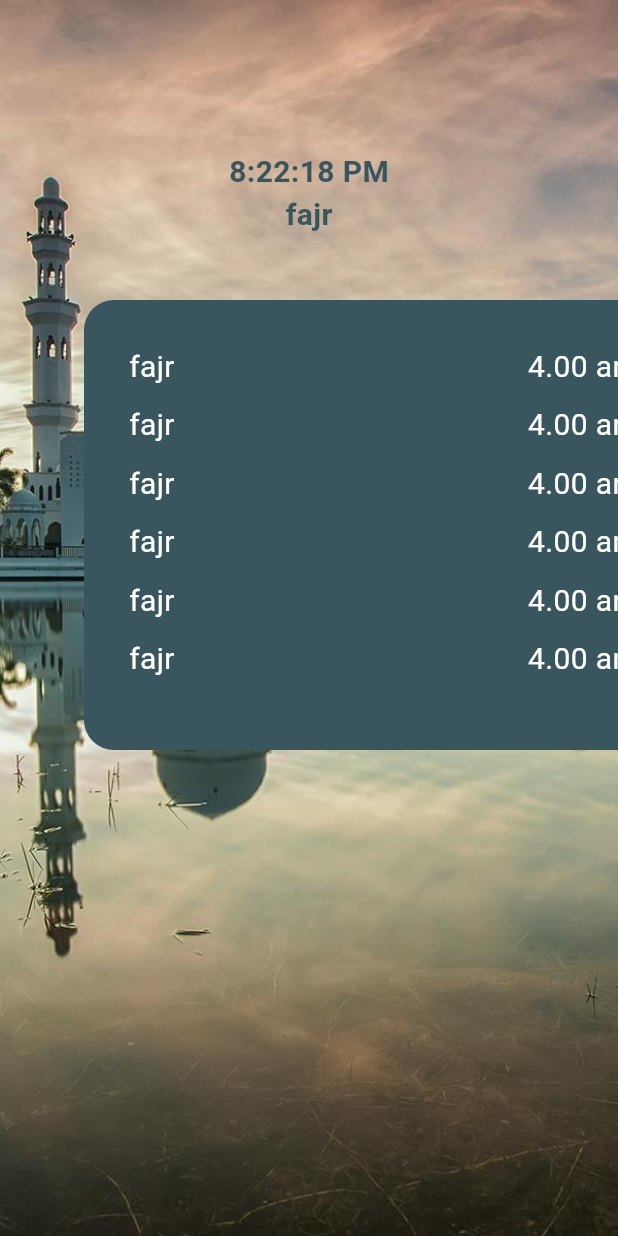
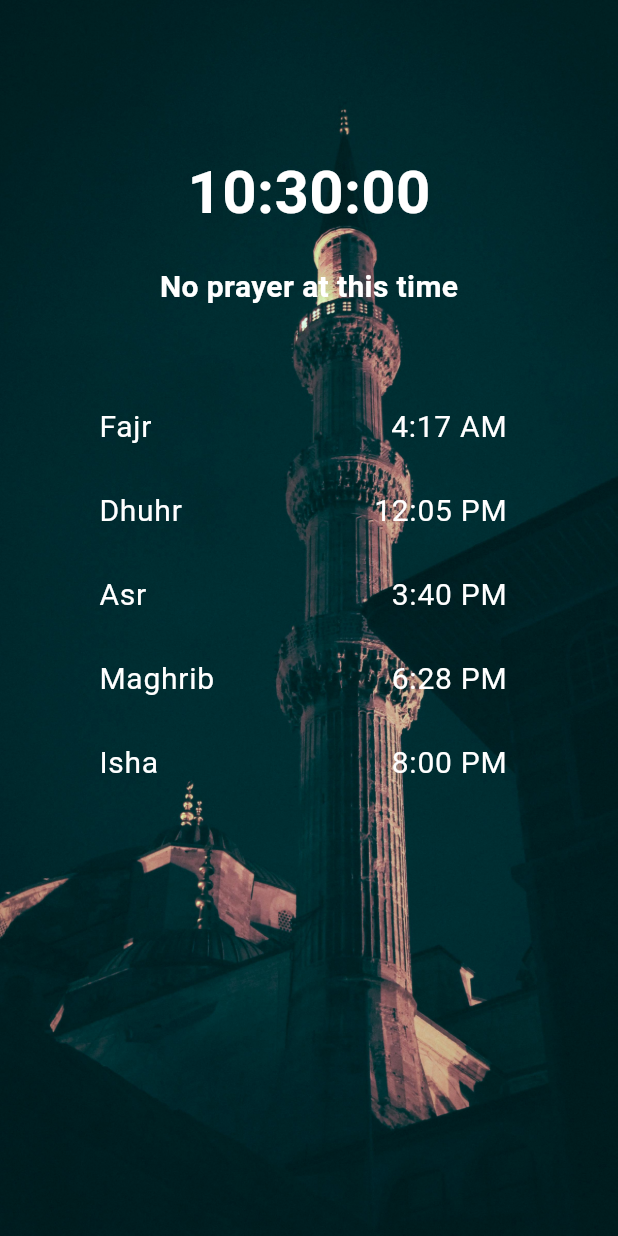
Before and after one commit to Riyam224/prayer_time_flutter, a Flutter app: the screen it shows after launch, on a phone screen of 412 x 824 dp. Run offline on Flutter 3.47's test engine with Material 3 defaults, Android fonts, the phone set to English and light mode, and no system bars.

Commit message:
complete task

```diff
--- a/lib/main.dart
+++ b/lib/main.dart
@@ -1,6 +1,7 @@
+// ignore_for_file: prefer_const_constructors
+
 import 'package:flutter/material.dart';
 import 'package:task8/views/home_view.dart';
-import 'package:task8/views/prayer_view.dart';
 
 void main() {
   runApp(const PrayerTime());
@@ -11,7 +12,7 @@ class PrayerTime extends StatelessWidget {
 
   @override
   Widget build(BuildContext context) {
-    return const MaterialApp(
+    return MaterialApp(
       debugShowCheckedModeBanner: false,
       home: HomeView(),
     );
--- a/lib/views/home_view.dart
+++ b/lib/views/home_view.dart
@@ -1,208 +1,127 @@
-// ignore_for_file: sized_box_for_whitespace, avoid_unnecessary_containers, prefer_const_constructors, sort_child_properties_last, prefer_const_literals_to_create_immutables
+// ignore_for_file: prefer_const_constructors, prefer_const_literals_to_create_immutables, sized_box_for_whitespace
 
 import 'package:flutter/material.dart';
 import 'package:flutter/widgets.dart';
 
 class HomeView extends StatelessWidget {
-  const HomeView({super.key});
+  // todo
+  final List<Map<String, String>> prayerTimes = [
+    {'name': 'Fajr', 'time': '4:17 AM'},
+    {'name': 'Dhuhr', 'time': '12:05 PM'},
+    {'name': 'Asr', 'time': '3:40 PM'},
+    {'name': 'Maghrib', 'time': '6:28 PM'},
+    {'name': 'Isha', 'time': '8:00 PM'},
+  ];
+  final String currentPrayer;
+  final String currentTime = DateTime.now().toString().substring(11, 19);
+
+  HomeView({
+    Key? key,
+  })  : currentPrayer = _getCurrentPrayer(),
+        super(key: key);
+
+  static String _getCurrentPrayer() {
+    final DateTime now = DateTime.now();
+    if (_isSameTime(now, TimeOfDay(hour: 5, minute: 0))) {
+      return 'Fajr';
+    } else if (_isSameTime(now, TimeOfDay(hour: 12, minute: 0))) {
+      return 'Dhuhr';
+    } else if (_isSameTime(now, TimeOfDay(hour: 15, minute: 0))) {
+      return 'Asr';
+    } else if (_isSameTime(now, TimeOfDay(hour: 18, minute: 0))) {
+      return 'Maghrib';
+    } else if (_isSameTime(now, TimeOfDay(hour: 20, minute: 0))) {
+      return 'Isha';
+    } else {
+      return 'No prayer at this time';
+    }
+  }
+
+  static bool _isSameTime(DateTime dateTime, TimeOfDay timeOfDay) {
+    return dateTime.hour == timeOfDay.hour &&
+        dateTime.minute == timeOfDay.minute;
+  }
 
   @override
   Widget build(BuildContext context) {
     return Scaffold(
       body: Container(
-      width: double.infinity,
-      height: double.infinity,
-      child: Stack(
-        children: [
-          Container(
-            width: double.infinity,
-            height: double.infinity,
-            child: Image.asset(
-              'assets/images/pexels-zukiman-mohamad-394355.jpg',
+        decoration: BoxDecoration(
+          image: DecorationImage(
+            image: AssetImage(
+              'assets/images/pexels-francesco-ungaro-2325271.jpg',
+            ),
             fit: BoxFit.cover,
           ),
         ),
-          // todo
-          Positioned(
-            top: 100,
-            left: 150,
-            right: 150,
         child: Container(
+          width: double.infinity,
+          height: double.infinity,
+          child: Padding(
+            padding: const EdgeInsets.only(
+              left: 50.0,
+              right: 50.0,
+            ),
             child: Column(
               children: [
+                SizedBox(
+                  height: 100,
+                ),
                 Text(
-                  '8:22:18 PM',
+                  currentTime,
                   style: TextStyle(
-                    color: Color(0xff39565e),
+                    color: Colors.white,
+                    fontSize: 40,
+                    fontWeight: FontWeight.bold,
+                  ),
+                ),
+                SizedBox(
+                  height: 20,
+                ),
+                Text(
+                  currentPrayer,
+                  style: TextStyle(
+                    color: Colors.white,
                     fontSize: 20,
                     fontWeight: FontWeight.bold,
                   ),
                 ),
-                Text(
-                  'fajr',
-                  style: TextStyle(
-                    color: Color(0xff39565e),
-                    fontSize: 20,
-                    fontWeight: FontWeight.bold,
+                SizedBox(
+                  height: 50,
                 ),
-                ),
-              ],
-            )),
-          ),
-          Positioned(
-              top: 200,
-              left: 56,
-              child: Center(
-                child: Container(
-                  height: 300,
-                  width: 400,
-                  child: Padding(
-                    padding: const EdgeInsets.all(30),
-                    child: Column(
-                      children: [
-                        Row(
+                Expanded(
+                  child: ListView.builder(
+                    shrinkWrap: true,
+                    itemCount: prayerTimes.length,
+                    itemBuilder: (BuildContext context, int index) {
+                      return ListTile(
+                          title: Row(
                         mainAxisAlignment: MainAxisAlignment.spaceBetween,
                         children: [
                           Text(
-                              'fajr',
+                            '${prayerTimes[index]['name']} ',
                             style: TextStyle(
                               color: Colors.white,
                               fontSize: 20,
                             ),
                           ),
                           Text(
-                              '4.00 am',
+                            ' ${prayerTimes[index]['time']}',
                             style: TextStyle(
                               color: Colors.white,
                               fontSize: 20,
                             ),
-                            ),
+                          )
                         ],
-                        ),
-                        SizedBox(
-                          height: 10,
-                        ),
-                        Row(
-                          mainAxisAlignment: MainAxisAlignment.spaceBetween,
-                          children: [
-                            Text(
-                              'fajr',
-                              style: TextStyle(
-                                color: Colors.white,
-                                fontSize: 20,
-                              ),
-                            ),
-                            Text(
-                              '4.00 am',
-                              style: TextStyle(
-                                color: Colors.white,
-                                fontSize: 20,
+                      ));
+                    },
                   ),
                 ),
               ],
             ),
-                        SizedBox(
-                          height: 10,
-                        ),
-                        Row(
-                          mainAxisAlignment: MainAxisAlignment.spaceBetween,
-                          children: [
-                            Text(
-                              'fajr',
-                              style: TextStyle(
-                                color: Colors.white,
-                                fontSize: 20,
           ),
         ),
-                            Text(
-                              '4.00 am',
-                              style: TextStyle(
-                                color: Colors.white,
-                                fontSize: 20,
       ),
-                            ),
-                          ],
-                        ),
-                        SizedBox(
-                          height: 10,
-                        ),
-                        Row(
-                          mainAxisAlignment: MainAxisAlignment.spaceBetween,
-                          children: [
-                            Text(
-                              'fajr',
-                              style: TextStyle(
-                                color: Colors.white,
-                                fontSize: 20,
-                              ),
-                            ),
-                            Text(
-                              '4.00 am',
-                              style: TextStyle(
-                                color: Colors.white,
-                                fontSize: 20,
-                              ),
-                            ),
-                          ],
-                        ),
-                        SizedBox(
-                          height: 10,
-                        ),
-                        Row(
-                          mainAxisAlignment: MainAxisAlignment.spaceBetween,
-                          children: [
-                            Text(
-                              'fajr',
-                              style: TextStyle(
-                                color: Colors.white,
-                                fontSize: 20,
-                              ),
-                            ),
-                            Text(
-                              '4.00 am',
-                              style: TextStyle(
-                                color: Colors.white,
-                                fontSize: 20,
-                              ),
-                            ),
-                          ],
-                        ),
-                        SizedBox(
-                          height: 10,
-                        ),
-                        Row(
-                          mainAxisAlignment: MainAxisAlignment.spaceBetween,
-                          children: [
-                            Text(
-                              'fajr',
-                              style: TextStyle(
-                                color: Colors.white,
-                                fontSize: 20,
-                              ),
-                            ),
-                            Text(
-                              '4.00 am',
-                              style: TextStyle(
-                                color: Colors.white,
-                                fontSize: 20,
-                              ),
-                            ),
-                          ],
-                        ),
-                        SizedBox(
-                          height: 10,
-                        ),
-                      ],
-                    ),
-                  ),
-                  decoration: BoxDecoration(
-                    color: Color(0xff39565e),
-                    borderRadius: BorderRadius.circular(20),
-                  ),
-                ),
-              ))
-        ],
-      ),
-    ));
+    );
   }
 }
--- a/lib/views/prayer_view.dart
+++ /dev/null
@@ -1,61 +0,0 @@
-import 'package:flutter/material.dart';
-import 'package:intl/intl.dart';
-
-class PrayerScreen extends StatefulWidget {
-  @override
-  _PrayerScreenState createState() => _PrayerScreenState();
-}
-
-class _PrayerScreenState extends State<PrayerScreen> {
-  String _currentPrayer = '';
-  String _currentTime = '';
-
-  @override
-  void initState() {
-    super.initState();
-    _updatePrayerTime();
-    _updateClock();
-  }
-
-  void _updatePrayerTime() {
-    // TODO: Implement your logic to fetch and update the prayer times here
-    // You can use an API or calculate the times based on a specific method
-    // Store the current prayer name in the _currentPrayer variable
-  }
-
-  void _updateClock() {
-    setState(() {
-      _currentTime = DateFormat('h:mm a').format(DateTime.now());
-    });
-
-    // Update the clock every minute
-    Future.delayed(Duration(minutes: 1), () {
-      _updateClock();
-    });
-  }
-
-  @override
-  Widget build(BuildContext context) {
-    return Scaffold(
-      appBar: AppBar(
-        title: Text('Prayer Times'),
-      ),
-      body: Center(
-        child: Column(
-          mainAxisAlignment: MainAxisAlignment.center,
-          children: [
-            Text(
-              _currentTime,
-              style: TextStyle(fontSize: 48),
-            ),
-            SizedBox(height: 16),
-            Text(
-              _currentPrayer,
-              style: TextStyle(fontSize: 24),
-            ),
-          ],
-        ),
-      ),
-    );
-  }
-}
--- a/pubspec.yaml
+++ b/pubspec.yaml
@@ -28,14 +28,12 @@ environment:
 # the latest version available on pub.dev. To see which dependencies have newer
 # versions available, run `flutter pub outdated`.
 dependencies:
-
-  # The following adds the Cupertino Icons font to your application.
-  # Use with the CupertinoIcons class for iOS style icons.
   cupertino_icons: ^1.0.6
   flutter:
     sdk: flutter
 
 dev_dependencies:
+  date_time_format: ^2.0.1
   flutter_lints: ^3.0.0
   flutter_test:
     sdk: flutter
@@ -53,7 +51,6 @@ flutter:
   # To add assets to your application, add an assets section, like this:
   assets:
     - assets/images/
-
   # An image asset can refer to one or more resolution-specific "variants", see
   # https://flutter.dev/assets-and-images/#resolution-aware
   # For details regarding adding assets from package dependencies, see
```
Also changed, not shown: assets/images/pexels-francesco-ungaro-2325271.jpg (added), assets/images/pexels-movoyagee-2449510.jpg (deleted), assets/images/pexels-zukiman-mohamad-394355.jpg (deleted), pubspec.lock. Lines whose indentation alone changed are shown as unchanged.
